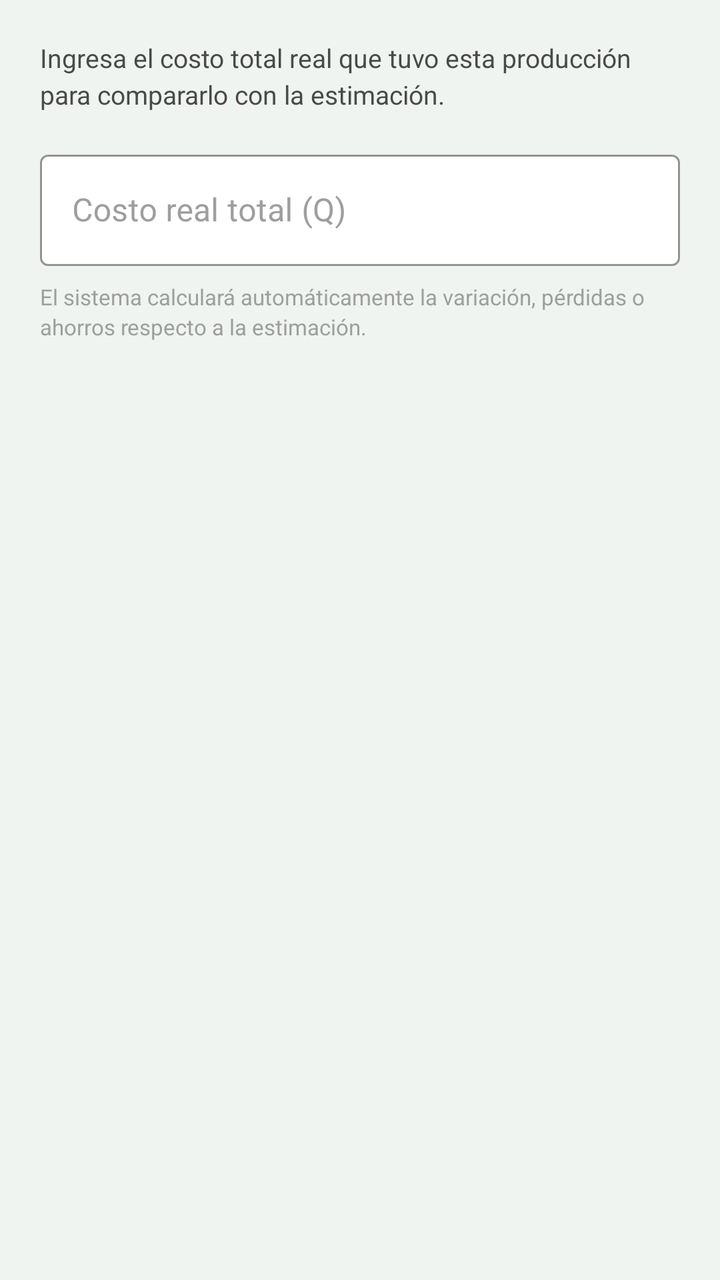
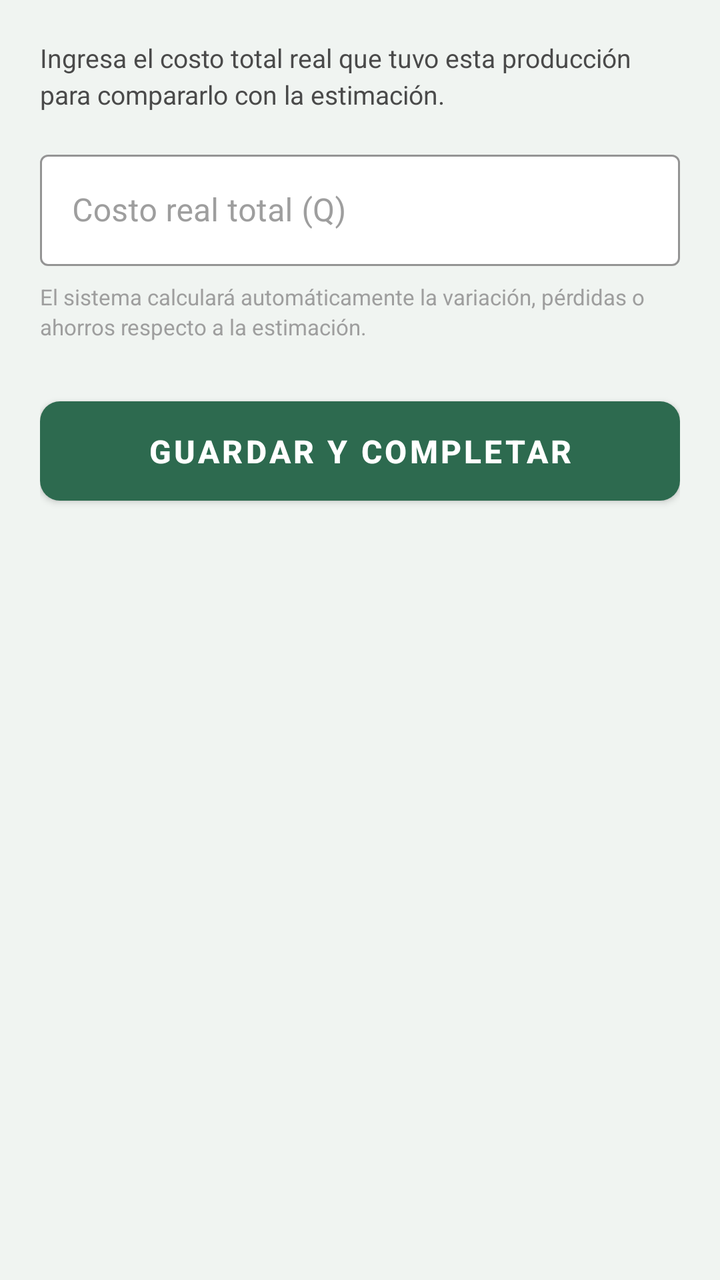

The first picture is an Android layout as it rendered before a commit; the second is the same layout after the commit. The layout source and the unified diff follow.
<!-- AndroidManifest.xml: application theme Theme.SistemaAvicola -->
<!-- res/layout/dialog_costo_real.xml -->
<?xml version="1.0" encoding="utf-8"?>
<LinearLayout
    xmlns:android="http://schemas.android.com/apk/res/android"
    xmlns:app="http://schemas.android.com/apk/res-auto"
    android:layout_width="match_parent"
    android:layout_height="wrap_content"
    android:orientation="vertical"
    android:padding="20dp">

    <TextView
        android:layout_width="wrap_content"
        android:layout_height="wrap_content"
        android:text="Ingresa el costo total real que tuvo esta producción para compararlo con la estimación."
        android:textColor="@color/gris_texto"
        android:textSize="13sp"
        android:lineSpacingExtra="3dp"
        android:layout_marginBottom="16dp"/>

    <com.google.android.material.textfield.TextInputLayout
        style="@style/Widget.Avicola.TextInputLayout"
        android:layout_width="match_parent"
        android:layout_height="wrap_content"
        android:hint="Costo real total (Q)"
        app:prefixText="Q ">
        <com.google.android.material.textfield.TextInputEditText
            android:id="@+id/etCostoReal"
            android:layout_width="match_parent"
            android:layout_height="wrap_content"
            android:inputType="numberDecimal"
            android:textSize="16sp"/>
    </com.google.android.material.textfield.TextInputLayout>

    <TextView
        android:layout_width="wrap_content"
        android:layout_height="wrap_content"
        android:text="El sistema calculará automáticamente la variación, pérdidas o ahorros respecto a la estimación."
        android:textColor="@color/gris_hint"
        android:textSize="11sp"
        android:lineSpacingExtra="2dp"
        android:layout_marginTop="8dp"/>

</LinearLayout>
<!-- resources referenced by this layout -->
<resources>
  <color name="gris_hint">#9E9E9E</color>
  <color name="gris_texto">#4A4A4A</color>
  <style name="Widget.Avicola.TextInputLayout" parent="Widget.MaterialComponents.TextInputLayout.OutlinedBox">
          <item name="boxStrokeColor">@color/verde_claro</item>
          <item name="boxBackgroundColor">@color/blanco</item>
          <item name="hintTextColor">@color/verde_primario</item>
          <item name="android:textColorHint">@color/gris_hint</item>
      </style>
  <style name="Theme.SistemaAvicola" parent="Theme.MaterialComponents.Light.NoActionBar">
          <item name="colorPrimary">@color/verde_primario</item>
          <item name="colorPrimaryVariant">@color/verde_oscuro</item>
          <item name="colorOnPrimary">@color/blanco</item>
          <item name="colorSecondary">@color/dorado</item>
          <item name="colorOnSecondary">@color/blanco</item>
          <item name="android:windowBackground">@color/blanco_semi</item>
          <item name="android:statusBarColor">@color/verde_oscuro</item>
          <item name="android:navigationBarColor">@color/verde_oscuro</item>
      </style>
  <color name="verde_claro">#52B788</color>
  <color name="blanco">#FFFFFF</color>
  <color name="verde_primario">#2D6A4F</color>
  <color name="verde_oscuro">#1B4332</color>
  <color name="dorado">#F4A422</color>
  <color name="blanco_semi">#F0F4F1</color>
</resources>

<!-- the commit's change to res/layout/dialog_costo_real.xml (unified diff, before → after) -->
@@ -37,6 +37,15 @@
         android:textColor="@color/gris_hint"
         android:textSize="11sp"
         android:lineSpacingExtra="2dp"
-        android:layout_marginTop="8dp"/>
+        android:layout_marginTop="8dp"
+        android:layout_marginBottom="24dp"/>
+
+    <com.google.android.material.button.MaterialButton
+        android:id="@+id/btnGuardarCostoReal"
+        style="@style/Widget.Avicola.Button.Primary"
+        android:layout_width="match_parent"
+        android:layout_height="wrap_content"
+        android:text="Guardar y Completar"
+        app:cornerRadius="10dp"/>
 
 </LinearLayout>
<!-- resource entries referenced after the edit -->
@@ -2,6 +2,15 @@
 <resources>
   <color name="gris_hint">#9E9E9E</color>
   <color name="gris_texto">#4A4A4A</color>
+  <style name="Widget.Avicola.Button.Primary" parent="Widget.MaterialComponents.Button">
+          <item name="backgroundTint">@color/verde_primario</item>
+          <item name="android:textColor">@color/blanco</item>
+          <item name="android:textSize">16sp</item>
+          <item name="android:textStyle">bold</item>
+          <item name="cornerRadius">12dp</item>
+          <item name="android:paddingTop">14dp</item>
+          <item name="android:paddingBottom">14dp</item>
+      </style>
   <style name="Widget.Avicola.TextInputLayout" parent="Widget.MaterialComponents.TextInputLayout.OutlinedBox">
           <item name="boxStrokeColor">@color/verde_claro</item>
           <item name="boxBackgroundColor">@color/blanco</item>
@@ -18,9 +27,9 @@
           <item name="android:statusBarColor">@color/verde_oscuro</item>
           <item name="android:navigationBarColor">@color/verde_oscuro</item>
       </style>
+  <color name="verde_primario">#2D6A4F</color>
+  <color name="blanco">#FFFFFF</color>
   <color name="verde_claro">#52B788</color>
-  <color name="blanco">#FFFFFF</color>
-  <color name="verde_primario">#2D6A4F</color>
   <color name="verde_oscuro">#1B4332</color>
   <color name="dorado">#F4A422</color>
   <color name="blanco_semi">#F0F4F1</color>
